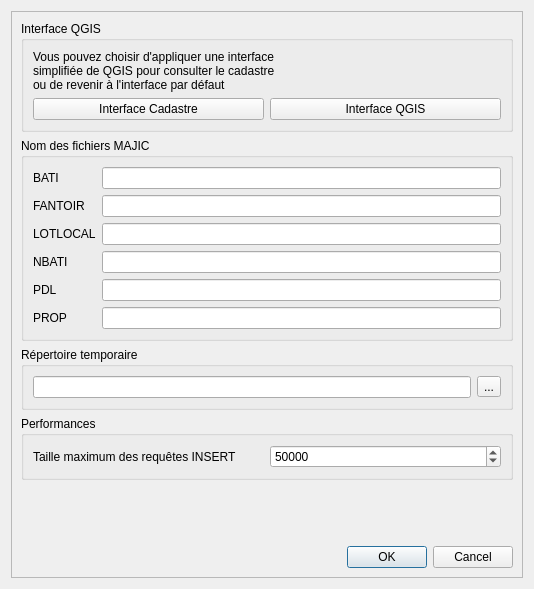
3liz/QgisCadastrePlugin, file forms/cadastre_option_form.ui: the form before one commit.
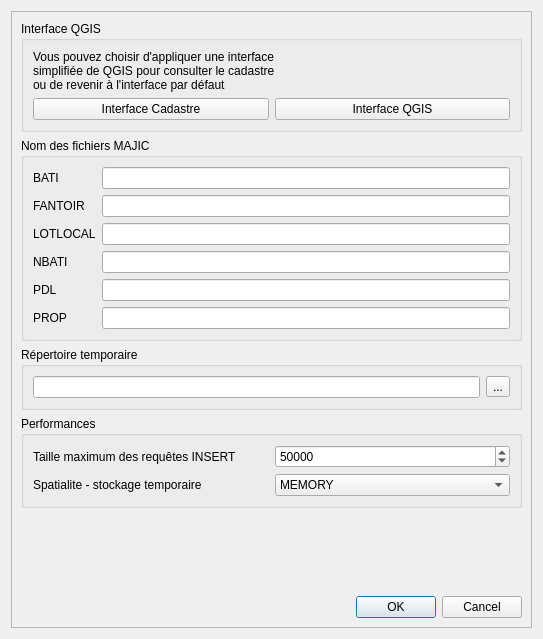
The form after the commit. Icons and pictures are not drawn.

Commit message: Configurer - ajout d'un option pour le type de stockage temporaire de Spatialite

The edit to the form file:
```diff
--- a/forms/cadastre_option_form.ui
+++ b/forms/cadastre_option_form.ui
@@ -6,8 +6,8 @@
    <rect>
     <x>0</x>
     <y>0</y>
-    <width>534</width>
-    <height>589</height>
+    <width>543</width>
+    <height>639</height>
    </rect>
   </property>
   <property name="windowTitle">
@@ -24,8 +24,8 @@
        <rect>
         <x>0</x>
         <y>0</y>
-        <width>514</width>
-        <height>569</height>
+        <width>523</width>
+        <height>619</height>
        </rect>
       </property>
       <layout class="QVBoxLayout" name="verticalLayout_2">
@@ -172,15 +172,15 @@
          </property>
          <layout class="QVBoxLayout" name="verticalLayout_5">
           <item>
-           <layout class="QHBoxLayout" name="horizontalLayout_2">
-            <item>
+           <layout class="QGridLayout" name="gridLayout_2">
+            <item row="0" column="0">
              <widget class="QLabel" name="label_7">
               <property name="text">
                <string>Taille maximum des requêtes INSERT</string>
               </property>
              </widget>
             </item>
-            <item>
+            <item row="0" column="1">
              <widget class="QSpinBox" name="inMaxInsertRows">
               <property name="minimum">
                <number>1000</number>
@@ -193,6 +193,27 @@
               </property>
              </widget>
             </item>
+            <item row="1" column="0">
+             <widget class="QLabel" name="label_8">
+              <property name="text">
+               <string>Spatialite - stockage temporaire</string>
+              </property>
+             </widget>
+            </item>
+            <item row="1" column="1">
+             <widget class="QComboBox" name="inSpatialiteTempStore">
+              <item>
+               <property name="text">
+                <string>MEMORY</string>
+               </property>
+              </item>
+              <item>
+               <property name="text">
+                <string>DEFAULT</string>
+               </property>
+              </item>
+             </widget>
+            </item>
            </layout>
           </item>
          </layout>
```
The commit also changes 6 other files.
